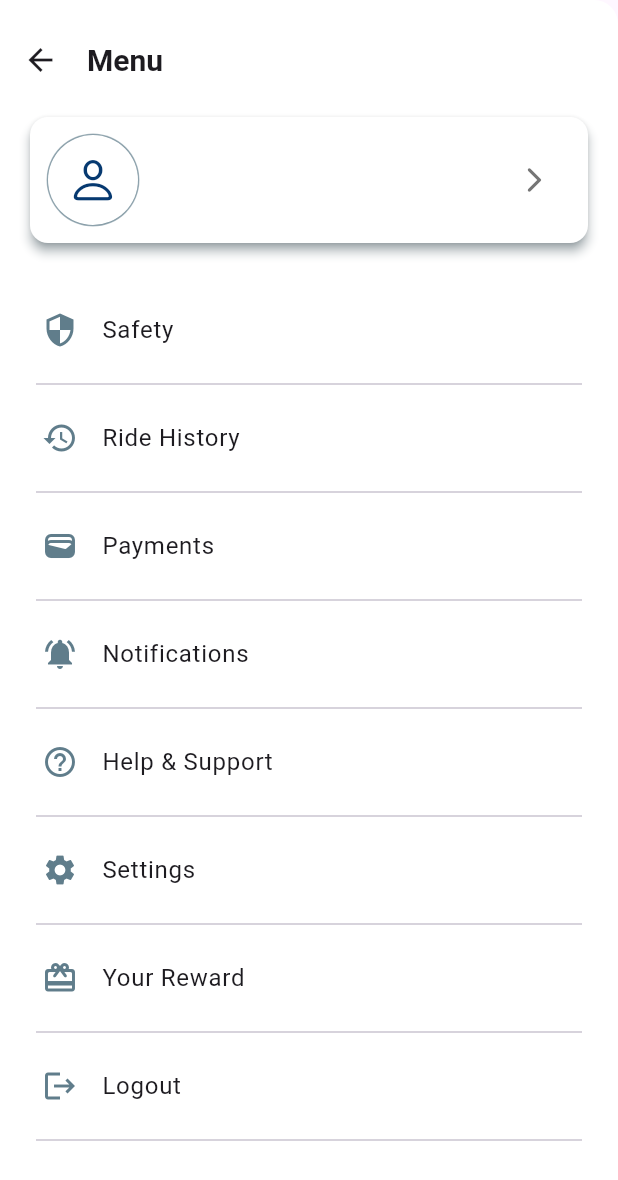
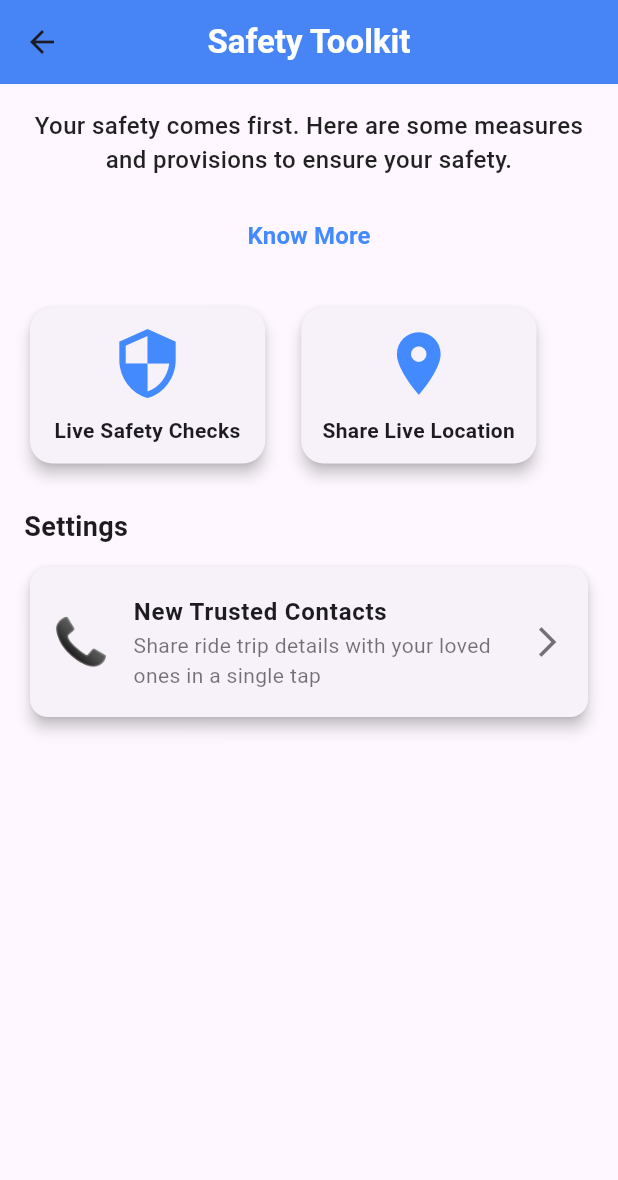
Before and after one commit to CodingWithAditya-life/TripTo, a Flutter app: the CustomDrawer widget shown alone on an empty page, opened directly, after a tap on "Help & Support", on a phone screen of 412 x 824 dp. Shown: the top 1180 px of the screen. Run offline on Flutter 3.47's test engine with Material 3 defaults, Android fonts, the phone set to English and light mode, and no system bars; our stand-ins replace cloud_firestore, firebase_auth, firebase_core, firebase_database, firebase_dynamic_links, firebase_messaging and 15 more; missing offline and left inert: flutter_polyline_points; accounts and stored records are empty; network calls fail; Roboto replaces fonts that are missing (Akatab); project files that could hold a hidden picture were left out; key blocks and very long unbroken strings in the code were emptied for the run.

Commit message:
my work updated

```diff
--- /dev/null
+++ b/lib/features/authentication/screens/home/drawer/drawer_item_screen/help_screen.dart
@@ -0,0 +1,165 @@
+import 'package:flutter/material.dart';
+import 'package:fluttertoast/fluttertoast.dart';
+import 'package:get/get.dart';
+import 'package:permission_handler/permission_handler.dart';
+import 'package:url_launcher/url_launcher.dart';
+import 'package:tripto/features/authentication/screens/home/drawer/drawer_item_screen/trusted_contact_screen.dart';
+import 'package:tripto/provider/safety_provider.dart';
+import 'know_more.dart';
+
+class HelpAndSupportScreen extends StatelessWidget {
+  const HelpAndSupportScreen({super.key});
+
+  @override
+  Widget build(BuildContext context) {
+    final SafetyController safetyController = Get.put(SafetyController());
+    final String title = "New Trusted Contacts";
+    final double screenWidth = MediaQuery.of(context).size.width;
+
+    return Scaffold(
+      appBar: AppBar(
+        title: const Text("Safety Toolkit", style: TextStyle(fontSize: 22, fontWeight: FontWeight.w600, color: Colors.white)),
+        centerTitle: true,
+        elevation: 4,
+        backgroundColor: Colors.blueAccent,
+      ),
+      body: SingleChildScrollView(
+        padding: const EdgeInsets.all(16.0),
+        child: Column(
+          crossAxisAlignment: CrossAxisAlignment.start,
+          children: [
+            const Text(
+              "Your safety comes first. Here are some measures and provisions to ensure your safety.",
+              style: TextStyle(fontSize: 16, fontWeight: FontWeight.w500, color: Colors.black87),
+              textAlign: TextAlign.center,
+            ),
+            const SizedBox(height: 15),
+            Center(
+              child: TextButton(
+                onPressed: () {
+                  Navigator.push(context, MaterialPageRoute(builder: (context) => KnowMoreScreen()));
+                },
+                child: const Text(
+                  'Know More',
+                  style: TextStyle(color: Colors.blueAccent, fontSize: 16, fontWeight: FontWeight.bold),
+                ),
+              ),
+            ),
+            const SizedBox(height: 20),
+            Wrap(
+              alignment: WrapAlignment.center,
+              spacing: 16.0,
+              runSpacing: 16.0,
+              children: [
+                _buildSafetyOption("Live Safety Checks", Icons.security, () {
+                  _showEmergencyOptions(context);
+                }, screenWidth),
+                _buildSafetyOption("Share Live Location", Icons.location_on, () {
+                  safetyController.shareLocationWhatsApp();
+                }, screenWidth),
+              ],
+            ),
+            const SizedBox(height: 25),
+            const Text("Settings", style: TextStyle(fontSize: 18, fontWeight: FontWeight.bold)),
+            const SizedBox(height: 10),
+            _buildSettingCard(context, title, '📞', "New Trusted Contacts", "Share ride trip details with your loved ones in a single tap"),
+          ],
+        ),
+      ),
+    );
+  }
+
+  Widget _buildSafetyOption(String title, IconData icon, VoidCallback onTap, double screenWidth) {
+    return GestureDetector(
+      onTap: onTap,
+      child: Container(
+        width: screenWidth * 0.4,
+        constraints: const BoxConstraints(minWidth: 160),
+        child: Card(
+          shape: RoundedRectangleBorder(borderRadius: BorderRadius.circular(15)),
+          elevation: 4,
+          child: Padding(
+            padding: const EdgeInsets.all(12.0),
+            child: Column(
+              mainAxisAlignment: MainAxisAlignment.center,
+              children: [
+                Icon(icon, size: 50, color: Colors.blueAccent),
+                const SizedBox(height: 10),
+                Text(title, textAlign: TextAlign.center, style: const TextStyle(fontSize: 14, fontWeight: FontWeight.w600)),
+              ],
+            ),
+          ),
+        ),
+      ),
+    );
+  }
+
+  Widget _buildSettingCard(BuildContext context, String title, String emoji, String mainText, String subText) {
+    return Card(
+      shape: RoundedRectangleBorder(borderRadius: BorderRadius.circular(12)),
+      elevation: 4,
+      child: ListTile(
+        contentPadding: const EdgeInsets.symmetric(vertical: 10, horizontal: 15),
+        leading: Text(emoji, style: const TextStyle(fontSize: 30)),
+        title: Text(mainText, style: const TextStyle(fontWeight: FontWeight.bold, fontSize: 16)),
+        subtitle: Text(subText, style: const TextStyle(fontSize: 14, color: Colors.black54)),
+        trailing: const Icon(Icons.arrow_forward_ios, color: Colors.black54),
+        onTap: () {
+          _onCardTap(context, title);
+        },
+      ),
+    );
+  }
+
+  void _showEmergencyOptions(BuildContext context) {
+    showDialog(
+      context: context,
+      builder: (BuildContext context) {
+        return AlertDialog(
+          title: Text("Select Emergency Service"),
+          content: Column(
+            mainAxisSize: MainAxisSize.min,
+            children: [
+              _buildEmergencyTile(context, "Police", Icons.local_police, "100"),
+              _buildEmergencyTile(context, "Fire Brigade", Icons.fire_truck, "101"),
+              _buildEmergencyTile(context, "Ambulance", Icons.medical_services, "102"),
+            ],
+          ),
+        );
+      },
+    );
+  }
+
+  Widget _buildEmergencyTile(BuildContext context, String title, IconData icon, String number) {
+    return ListTile(
+      leading: Icon(icon, color: Colors.red),
+      title: Text(title),
+      subtitle: Text(number),
+      onTap: () async {
+        Navigator.pop(context);
+        if (await Permission.phone.request().isGranted) {
+          final Uri phoneUri = Uri.parse('tel:$number');
+          if (await canLaunchUrl(phoneUri)) {
+            await launchUrl(phoneUri);
+            Fluttertoast.showToast(msg: 'Calling $title...');
+          } else {
+            Fluttertoast.showToast(msg: 'Could not launch dialer');
+          }
+        }
+      },
+    );
+  }
+
+  void _onCardTap(BuildContext context, String title) {
+    if (title == 'New Trusted Contacts') {
+      Navigator.push(
+        context,
+        MaterialPageRoute(builder: (context) => TrustedContactsScreen()),
+      );
+    } else {
+      ScaffoldMessenger.of(context).showSnackBar(
+        SnackBar(content: Text('Clicked on $title')),
+      );
+    }
+  }
+}
--- a/lib/features/authentication/screens/home/drawer/home_drawer.dart
+++ b/lib/features/authentication/screens/home/drawer/home_drawer.dart
@@ -9,6 +9,8 @@ import 'package:tripto/utils/helpers/helper_function.dart';
 import '../../../../rides/ride_history_screen.dart';
 import '../../auth_service.dart';
 import 'DrawerItems.dart';
+import 'drawer_item_screen/help_screen.dart';
+import 'drawer_item_screen/know_more.dart';
 
 class CustomDrawer extends StatefulWidget {
   const CustomDrawer({super.key});
@@ -135,7 +137,6 @@ class _CustomDrawerState extends State<CustomDrawer> {
               child: SingleChildScrollView(
                 child: Column(
                   children: [
-                    DrawerItem(icon: Icons.security, title: "Safety", onTap: () {}),
                     const Divider(indent: 12, endIndent: 12),
                     DrawerItem(icon: Icons.history, title: "Ride History", onTap: () {}),
                     const Divider(indent: 12, endIndent: 12),
@@ -143,9 +144,9 @@ class _CustomDrawerState extends State<CustomDrawer> {
                     const Divider(indent: 12, endIndent: 12),
                     DrawerItem(icon: Icons.notifications_active, title: "Notifications", onTap: () {}),
                     const Divider(indent: 12, endIndent: 12),
-                    DrawerItem(icon: Icons.help_outline, title: "Help & Support", onTap: () {}),
-                    const Divider(indent: 12, endIndent: 12),
-                    DrawerItem(icon: Icons.settings, title: "Settings", onTap: () {}),
+                    DrawerItem(icon: Icons.help_outline, title: "Help & Support", onTap: () {
+                      Navigator.push(context, MaterialPageRoute(builder: (context) => HelpAndSupportScreen()));
+                    }),
                     const Divider(indent: 12, endIndent: 12),
                     DrawerItem(icon: Icons.card_giftcard_rounded, title: "Your Reward", onTap: () {}),
                     const Divider(indent: 12, endIndent: 12),
--- a/lib/features/maps/screens/map_screen.dart
+++ b/lib/features/maps/screens/map_screen.dart
@@ -50,7 +50,7 @@ class _MapScreenState extends State<MapScreen> {
   late DatabaseReference userLocationRef;
   late Timer locationTimer;
 
-  List<Map<String, dynamic>> rideOptions = [
+  List<Map<String,dynamic>> rideOptions = [
     {
       "type": "Auto",
       "time": "4:23PM - 6 min away",
--- a/lib/features/user_profile/user_service/user_service.dart
+++ b/lib/features/user_profile/user_service/user_service.dart
@@ -55,4 +55,5 @@ class UserService {
     }
     return null;
   }
+
 }
--- a/lib/main.dart
+++ b/lib/main.dart
@@ -6,6 +6,7 @@ import 'package:get/get.dart';
 import 'package:provider/provider.dart';
 import 'package:tripto/features/authentication/onboarding/tripto_splash.dart';
 import 'package:tripto/provider/auth_provider.dart';
+import 'package:tripto/provider/safety_provider.dart';
 import 'features/rides/notifications/services/notification_services.dart';
 
 @pragma('vm:entry-point')
@@ -45,7 +46,8 @@ void main() async {
   runApp(
     MultiProvider(
       providers: [
-        Provider(create: (context) => AuthController())
+        Provider(create: (context) => AuthController()),
+        Provider(create: (context) => SafetyController()),
       ],
       child: const MyApp(),
     ),
--- /dev/null
+++ b/lib/provider/safety_provider.dart
@@ -0,0 +1,49 @@
+import 'package:get/get.dart';
+import 'package:geolocator/geolocator.dart';
+import 'package:url_launcher/url_launcher.dart';
+
+class SafetyController extends GetxController {
+  Rx<Position?> currentPosition = Rx<Position?>(null);
+
+  @override
+  void onInit() {
+    super.onInit();
+    _getCurrentLocation();
+  }
+
+  Future<Position> _getCurrentLocation() async {
+    bool serviceEnabled = await Geolocator.isLocationServiceEnabled();
+    if (!serviceEnabled) {
+      return Future.error("Location services are disabled.");
+    }
+
+    LocationPermission permission = await Geolocator.checkPermission();
+    if (permission == LocationPermission.denied) {
+      permission = await Geolocator.requestPermission();
+      if (permission == LocationPermission.denied) {
+        return Future.error("Location permission denied.");
+      }
+    }
+
+    return await Geolocator.getCurrentPosition(
+        desiredAccuracy: LocationAccuracy.high);
+  }
+
+  Future<void> shareLocationWhatsApp() async {
+    try {
+      Position position = await _getCurrentLocation();
+      String message =
+          "Mera location yeh raha: https://www.google.com/maps?q=${position.latitude},${position.longitude}";
+
+      Uri whatsappUrl = Uri.parse("whatsapp://send?text=$message");
+
+      if (await canLaunchUrl(whatsappUrl)) {
+        await launchUrl(whatsappUrl);
+      } else {
+        throw "Could not open WhatsApp";
+      }
+    } catch (e) {
+      print("Error: $e");
+    }
+  }
+}
--- a/lib/utils/constants/map_constants.dart
+++ b/lib/utils/constants/map_constants.dart
@@ -1,4 +1,4 @@
 class MapConstants {
-  static const String goMapsApiKey = "AlzaSyNVx88oOZe1WHDploHFV2ZVcsLkmqRfh1M";
+  static const String goMapsApiKey = "AlzaSyLB3TeJFcHN6vvPv6vzI9eNyxU8oiZmdCT";
   static const String mapApiKey = "AIzaSyCCTyOaZj8d0hzPxVsbgRYW1_qPl-xsNEg";
 }
```
Also changed, not shown: lib/features/authentication/screens/auth_service.dart (+81 -3 lines), lib/features/authentication/screens/home/drawer/drawer_item_screen/know_more.dart (added, +87 -0 lines), lib/features/authentication/screens/home/drawer/drawer_item_screen/trusted_contact_screen.dart (added, +51 -0 lines), lib/features/authentication/screens/signUp/signUp_page.dart (+7 -13 lines), lib/features/authentication/screens/signUp/verify_otp_page.dart (+18 -11 lines), lib/provider/auth_provider.dart (+82 -6 lines), pubspec.yaml (+5 -2 lines), lib/features/authentication/screens/home/drawer/drawer_item_screen/notification_screen.dart (added), pubspec.lock, 133 other files.
